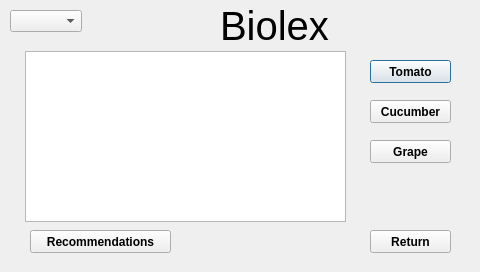
Qt form showbiolex.ui (3semesterprojekt/DevKitsoftware) before a commit.
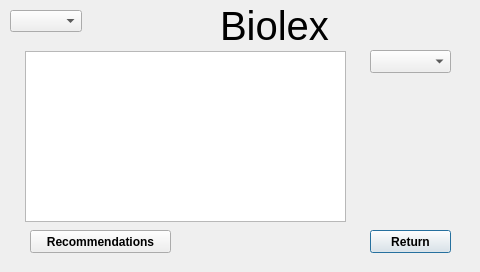
The same form after that commit.

Commit message: biolex combobox og showdb fix

The edit to the form file:
```diff
--- a/showbiolex.ui
+++ b/showbiolex.ui
@@ -31,63 +31,6 @@
     <string>Biolex</string>
    </property>
   </widget>
-  <widget class="QPushButton" name="TomatoButton">
-   <property name="geometry">
-    <rect>
-     <x>370</x>
-     <y>60</y>
-     <width>81</width>
-     <height>23</height>
-    </rect>
-   </property>
-   <property name="font">
-    <font>
-     <weight>75</weight>
-     <bold>true</bold>
-    </font>
-   </property>
-   <property name="text">
-    <string>Tomato</string>
-   </property>
-  </widget>
-  <widget class="QPushButton" name="CucumberButton">
-   <property name="geometry">
-    <rect>
-     <x>370</x>
-     <y>100</y>
-     <width>81</width>
-     <height>23</height>
-    </rect>
-   </property>
-   <property name="font">
-    <font>
-     <weight>75</weight>
-     <bold>true</bold>
-    </font>
-   </property>
-   <property name="text">
-    <string>Cucumber</string>
-   </property>
-  </widget>
-  <widget class="QPushButton" name="GrapeButton">
-   <property name="geometry">
-    <rect>
-     <x>370</x>
-     <y>140</y>
-     <width>81</width>
-     <height>23</height>
-    </rect>
-   </property>
-   <property name="font">
-    <font>
-     <weight>75</weight>
-     <bold>true</bold>
-    </font>
-   </property>
-   <property name="text">
-    <string>Grape</string>
-   </property>
-  </widget>
   <widget class="QTextBrowser" name="textBrowser">
    <property name="geometry">
     <rect>
@@ -152,6 +95,16 @@
     <enum>QComboBox::AdjustToContents</enum>
    </property>
   </widget>
+  <widget class="QComboBox" name="plantCombo">
+   <property name="geometry">
+    <rect>
+     <x>370</x>
+     <y>50</y>
+     <width>81</width>
+     <height>23</height>
+    </rect>
+   </property>
+  </widget>
  </widget>
  <resources/>
  <connections/>
```
The commit also changes 3 other files.
